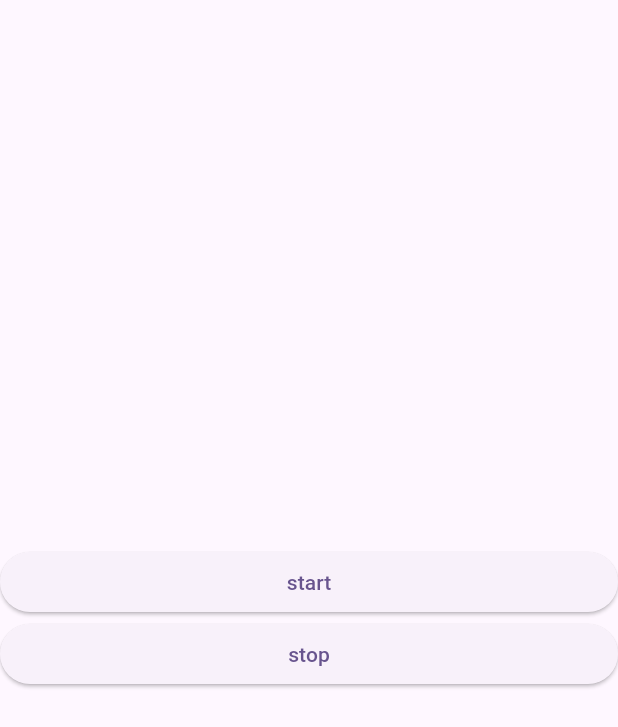
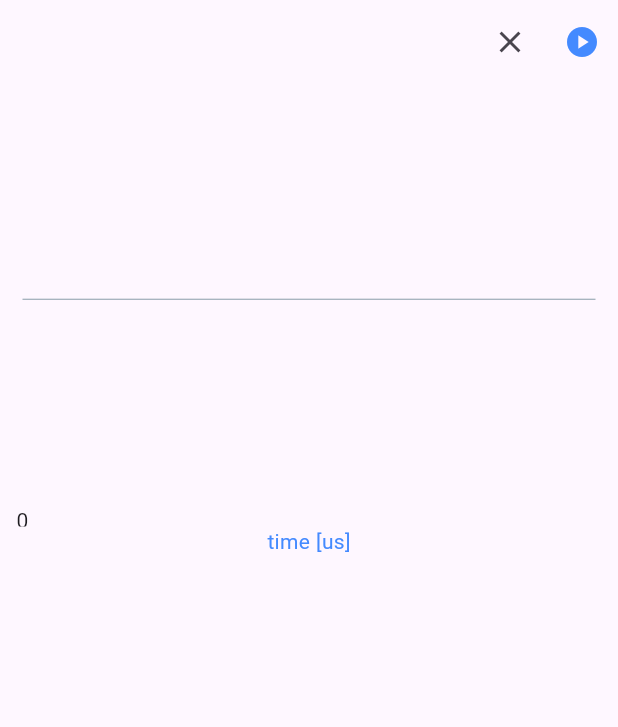
Before and after one commit to pawelmat142/flutter_audio_visual, a Flutter app: the screen it shows after launch, on a phone screen of 412 x 824 dp. Shown: the top 727 px of the screen. Run offline on Flutter 3.47's test engine with Material 2 defaults, Android fonts, the phone set to English and light mode, and no system bars; drawn by our look-alikes of fl_chart; our stand-ins replace flutter_bloc; missing offline and left inert: mic_stream, navigation_history_observer.

Commit message:
time chart

```diff
--- a/lib/presentation/home.dart
+++ b/lib/presentation/home.dart
@@ -1,5 +1,6 @@
 import 'package:flutter/material.dart';
 import 'package:flutter_audio_visual/model/signal_state.dart';
+import 'package:flutter_audio_visual/presentation/time_chart.dart';
 import 'package:flutter_bloc/flutter_bloc.dart';
 
 class HomeScreen extends StatelessWidget {
@@ -12,27 +13,37 @@ class HomeScreen extends StatelessWidget {
 
     final cubit = BlocProvider.of<SignalCubit>(context);
 
-    return Scaffold(
+    return BlocBuilder<SignalCubit, SignalState>(
+      builder: (cts, state) {
+        return Scaffold(
 
-      body: Column(
-        mainAxisAlignment: MainAxisAlignment.center,
-        crossAxisAlignment: CrossAxisAlignment.stretch,
-        children: [
-
-          ElevatedButton(child: const Text('start'),
+        appBar: AppBar(actions: [
+          IconButton(
+            icon: const Icon(Icons.clear),
             onPressed: () {
-              cubit.start();
+              cubit.resetStream();
             },
           ),
+          IconButton(
+            icon:  Icon(state.running ? Icons.stop_circle : Icons.play_circle,
+              color: state.running ? Colors.redAccent : Colors.blueAccent,
+            ),
+            onPressed: () {
+              state.running ? cubit.stop() : cubit.start();
+            },
+          ),
+        ],),
 
-          ElevatedButton(child: const Text('stop'),
-            onPressed: () {
-              cubit.stop();
-            },
-          )
-        ],
-      ),
+        body: ListView(
+          padding: const EdgeInsets.all(15),
+          children: [
 
+            TimeChart(state),
+          ],
+        ),
+      );
+      },
     );
+
   }
 }
--- /dev/null
+++ b/lib/presentation/time_chart.dart
@@ -0,0 +1,87 @@
+import 'package:fl_chart/fl_chart.dart';
+import 'package:flutter/material.dart';
+import 'package:flutter_audio_visual/model/signal_state.dart';
+
+class TimeChart extends StatelessWidget {
+
+  final SignalState state;
+
+  const TimeChart(this.state, {
+    Key? key}) : super(key: key);
+
+  @override
+  Widget build(BuildContext context) {
+    return SizedBox(
+      height: 300,
+      child: LineChart(
+        LineChartData(
+          baselineY: 128,
+          minY: 0,
+          maxY: 255,
+          minX: 0,
+
+          gridData: const FlGridData(
+            show: true,
+            drawVerticalLine: true,
+            drawHorizontalLine: false,
+          ),
+
+          extraLinesData: ExtraLinesData(
+            horizontalLines: [
+              HorizontalLine(y: 128,
+                color: Colors.blueGrey.shade500,
+                strokeWidth: .5
+              )
+            ]
+          ),
+
+          borderData: FlBorderData(
+            show: false,
+          ),
+
+          titlesData: FlTitlesData(
+            topTitles: const AxisTitles(
+                sideTitles: SideTitles(showTitles: false)
+            ),
+            rightTitles: const AxisTitles(
+                sideTitles: SideTitles(showTitles: false)
+            ),
+            leftTitles: const AxisTitles(
+                sideTitles: SideTitles(showTitles: false)
+            ),
+            bottomTitles: AxisTitles(
+              axisNameWidget: const Text('time [us]', style: TextStyle(color: Colors.blueAccent)),
+              sideTitles: SideTitles(
+                interval: 0.01,
+                getTitlesWidget: getMyTitle,
+                showTitles: true,
+                // getTitlesWidget: (x, y) => Text('5'),
+              ),
+              axisNameSize: 20,
+
+            ),
+          ),
+          lineBarsData: [
+            LineChartBarData(
+              spots: state.timeSpots,
+              barWidth: 2,
+              dotData: const FlDotData(show: false),
+              isStrokeCapRound: false,
+              isStepLineChart: false,
+              isStrokeJoinRound: false,
+              preventCurveOvershootingThreshold: 0,
+              curveSmoothness: 5,
+            )
+          ],
+        ),
+      ),
+    );
+  }
+
+  Widget getMyTitle(double value, TitleMeta meta) {
+    return SideTitleWidget(
+      axisSide: meta.axisSide,
+      child: Text((value*1000).toInt().toString())
+    );
+  }
+}
--- a/pubspec.yaml
+++ b/pubspec.yaml
@@ -38,6 +38,7 @@ dependencies:
   mic_stream: ^0.7.1+2
   flutter_bloc: ^8.1.3
   navigation_history_observer: ^1.1.0
+  fl_chart: ^0.64.0
 
 dev_dependencies:
   flutter_test:
```
Also changed, not shown: lib/model/signal_state.dart (+58 -12 lines), pubspec.lock, 1 other file.
